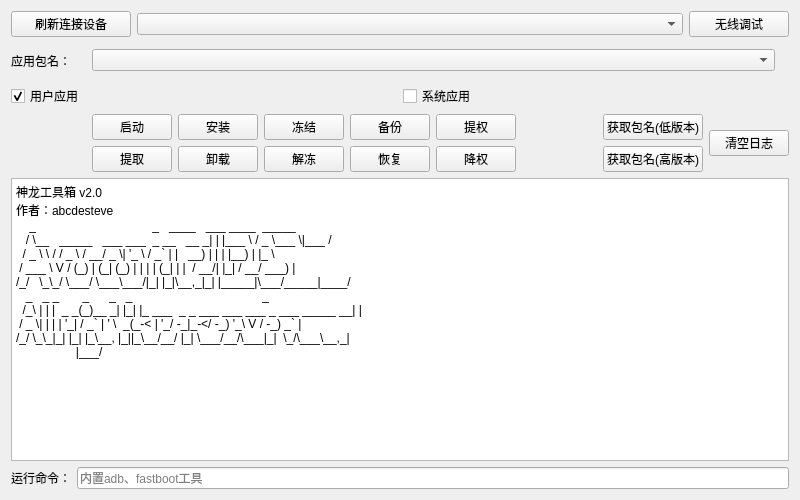
Above: plugins/aam/aam.ui from abcdesteve/Toolbox before the change. Below: the same form after it.
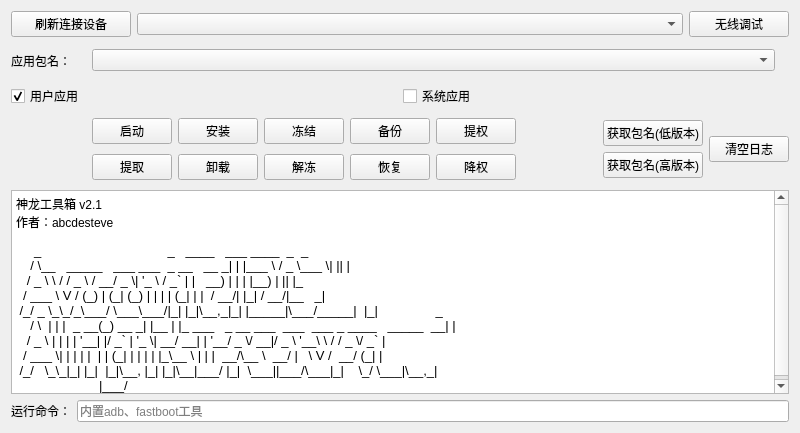
That is the form after the change. Custom widgets are drawn as their Qt base class.

What changed in the file:
```diff
--- a/plugins/aam/aam.ui
+++ b/plugins/aam/aam.ui
@@ -7,7 +7,7 @@
     <x>0</x>
     <y>0</y>
     <width>800</width>
-    <height>500</height>
+    <height>433</height>
    </rect>
   </property>
   <property name="acceptDrops">
@@ -16,7 +16,7 @@
   <property name="windowTitle">
    <string>Form</string>
   </property>
-  <layout class="QVBoxLayout" name="verticalLayout_2">
+  <layout class="QVBoxLayout" name="verticalLayout_3">
    <item>
     <layout class="QHBoxLayout" name="horizontalLayout_1">
      <item>
@@ -143,8 +143,15 @@
     </layout>
    </item>
    <item>
-    <layout class="QGridLayout" name="gridLayout">
-     <item row="0" column="1" rowspan="2">
+    <layout class="QHBoxLayout" name="horizontalLayout_4">
+     <item>
+      <layout class="QHBoxLayout" name="layout_device_info">
+       <property name="spacing">
+        <number>2</number>
+       </property>
+      </layout>
+     </item>
+     <item>
       <spacer name="horizontalSpacer">
        <property name="orientation">
         <enum>Qt::Horizontal</enum>
@@ -157,117 +164,194 @@
        </property>
       </spacer>
      </item>
-     <item row="0" column="2">
+     <item>
+      <widget class="ScrollArea" name="scrollArea">
+       <property name="sizePolicy">
+        <sizepolicy hsizetype="Preferred" vsizetype="Maximum">
+         <horstretch>0</horstretch>
+         <verstretch>0</verstretch>
+        </sizepolicy>
+       </property>
+       <property name="minimumSize">
+        <size>
+         <width>0</width>
+         <height>70</height>
+        </size>
+       </property>
+       <property name="maximumSize">
+        <size>
+         <width>16777215</width>
+         <height>70</height>
+        </size>
+       </property>
+       <property name="frameShape">
+        <enum>QFrame::NoFrame</enum>
+       </property>
+       <property name="frameShadow">
+        <enum>QFrame::Plain</enum>
+       </property>
+       <property name="lineWidth">
+        <number>0</number>
+       </property>
+       <property name="verticalScrollBarPolicy">
+        <enum>Qt::ScrollBarAlwaysOff</enum>
+       </property>
+       <property name="horizontalScrollBarPolicy">
+        <enum>Qt::ScrollBarAsNeeded</enum>
+       </property>
+       <property name="widgetResizable">
+        <bool>true</bool>
+       </property>
+       <widget class="QWidget" name="scrollAreaWidgetContents">
+        <property name="geometry">
+         <rect>
+          <x>0</x>
+          <y>0</y>
+          <width>399</width>
+          <height>70</height>
+         </rect>
+        </property>
+        <property name="styleSheet">
+         <string notr="true">QWidget#scrollAreaWidgetContents{background-color:transparent}</string>
+        </property>
+        <layout class="QGridLayout" name="gridLayout">
+         <property name="leftMargin">
+          <number>0</number>
+         </property>
+         <property name="topMargin">
+          <number>0</number>
+         </property>
+         <property name="rightMargin">
+          <number>0</number>
+         </property>
+         <property name="bottomMargin">
+          <number>0</number>
+         </property>
+         <item row="0" column="0">
       <widget class="PrimaryPushButton" name="btn_launch">
        <property name="text">
         <string>启动</string>
        </property>
       </widget>
      </item>
-     <item row="0" column="3">
+         <item row="0" column="1">
       <widget class="PrimaryPushButton" name="btn_install">
        <property name="text">
         <string>安装</string>
        </property>
       </widget>
      </item>
-     <item row="0" column="4">
+         <item row="0" column="2">
       <widget class="PrimaryPushButton" name="btn_freeze">
        <property name="text">
         <string>冻结</string>
        </property>
       </widget>
      </item>
-     <item row="0" column="5">
+         <item row="0" column="3">
       <widget class="PrimaryPushButton" name="btn_backup">
        <property name="text">
         <string>备份</string>
        </property>
       </widget>
      </item>
-     <item row="0" column="6">
+         <item row="0" column="4">
       <widget class="PrimaryPushButton" name="btn_grant_permission">
        <property name="text">
         <string>提权</string>
        </property>
       </widget>
      </item>
-     <item row="0" column="8">
-      <widget class="PrimaryPushButton" name="btn_getapp_low">
-       <property name="text">
-        <string>获取包名(低版本)</string>
-       </property>
-      </widget>
-     </item>
-     <item row="0" column="9" rowspan="2">
-      <widget class="PushButton" name="btn_clear">
-       <property name="text">
-        <string>清空日志</string>
-       </property>
-      </widget>
-     </item>
-     <item row="1" column="2">
+         <item row="1" column="0">
       <widget class="PrimaryPushButton" name="btn_extract">
        <property name="text">
         <string>提取</string>
        </property>
       </widget>
      </item>
-     <item row="1" column="3">
+         <item row="1" column="1">
       <widget class="PrimaryPushButton" name="btn_uninstall">
        <property name="text">
         <string>卸载</string>
        </property>
       </widget>
      </item>
-     <item row="1" column="4">
+         <item row="1" column="2">
       <widget class="PrimaryPushButton" name="btn_unfreeze">
        <property name="text">
         <string>解冻</string>
        </property>
       </widget>
      </item>
-     <item row="1" column="5">
+         <item row="1" column="3">
       <widget class="PrimaryPushButton" name="btn_restore">
        <property name="text">
         <string>恢复</string>
        </property>
       </widget>
      </item>
-     <item row="1" column="6">
+         <item row="1" column="4">
       <widget class="PrimaryPushButton" name="btn_revoke_permission">
        <property name="text">
         <string>降权</string>
        </property>
       </widget>
      </item>
-     <item row="1" column="8">
+        </layout>
+       </widget>
+      </widget>
+     </item>
+     <item>
+      <spacer name="horizontalSpacer_1">
+       <property name="orientation">
+        <enum>Qt::Horizontal</enum>
+       </property>
+       <property name="sizeHint" stdset="0">
+        <size>
+         <width>40</width>
+         <height>20</height>
+        </size>
+       </property>
+      </spacer>
+     </item>
+     <item>
+      <layout class="QVBoxLayout" name="verticalLayout_2">
+       <property name="spacing">
+        <number>0</number>
+       </property>
+       <item>
+        <widget class="PrimaryPushButton" name="btn_getapp_low">
+         <property name="text">
+          <string>获取包名(低版本)</string>
+         </property>
+        </widget>
+       </item>
+       <item>
       <widget class="PrimaryPushButton" name="btn_getapp_high">
        <property name="text">
         <string>获取包名(高版本)</string>
        </property>
       </widget>
      </item>
-     <item row="0" column="7" rowspan="2">
-      <spacer name="horizontalSpacer_1">
-       <property name="orientation">
-        <enum>Qt::Horizontal</enum>
-       </property>
-       <property name="sizeHint" stdset="0">
-        <size>
-         <width>40</width>
-         <height>20</height>
-        </size>
-       </property>
-      </spacer>
+      </layout>
      </item>
-     <item row="0" column="0" rowspan="2">
-      <layout class="QHBoxLayout" name="layout_device_info"/>
+     <item>
+      <widget class="PushButton" name="btn_clear">
+       <property name="text">
+        <string>清空日志</string>
+       </property>
+      </widget>
      </item>
     </layout>
    </item>
    <item>
     <widget class="TextEdit" name="textedit_log">
+     <property name="font">
+      <font>
+       <family>Arial</family>
+       <pointsize>10</pointsize>
+      </font>
+     </property>
      <property name="readOnly">
       <bool>true</bool>
      </property>
@@ -278,19 +362,19 @@
 hr { height: 1px; border-width: 0; }
 li.unchecked::marker { content: &quot;\2610&quot;; }
 li.checked::marker { content: &quot;\2612&quot;; }
-&lt;/style&gt;&lt;/head&gt;&lt;body style=&quot; font-family:'Microsoft YaHei UI'; font-size:9pt; font-weight:400; font-style:normal;&quot;&gt;
-&lt;p style=&quot; margin-top:0px; margin-bottom:0px; margin-left:0px; margin-right:0px; -qt-block-indent:0; text-indent:0px;&quot;&gt;&lt;span style=&quot; font-family:'FiraCode Nerd Font';&quot;&gt;神龙工具箱 v2.0&lt;/span&gt;&lt;/p&gt;
-&lt;p style=&quot; margin-top:0px; margin-bottom:0px; margin-left:0px; margin-right:0px; -qt-block-indent:0; text-indent:0px;&quot;&gt;&lt;span style=&quot; font-family:'FiraCode Nerd Font';&quot;&gt;作者：abcdesteve&lt;/span&gt;&lt;/p&gt;
-&lt;p style=&quot; margin-top:0px; margin-bottom:0px; margin-left:0px; margin-right:0px; -qt-block-indent:0; text-indent:0px;&quot;&gt;&lt;span style=&quot; font-family:'FiraCode Nerd Font';&quot;&gt;    _                                   _   ____   ___ ____  _____ &lt;/span&gt;&lt;/p&gt;
-&lt;p style=&quot; margin-top:0px; margin-bottom:0px; margin-left:0px; margin-right:0px; -qt-block-indent:0; text-indent:0px;&quot;&gt;&lt;span style=&quot; font-family:'FiraCode Nerd Font';&quot;&gt;   / \__   _____   ___ ___  _ __   __ _| | |___ \ / _ \___ \|___ / &lt;/span&gt;&lt;/p&gt;
-&lt;p style=&quot; margin-top:0px; margin-bottom:0px; margin-left:0px; margin-right:0px; -qt-block-indent:0; text-indent:0px;&quot;&gt;&lt;span style=&quot; font-family:'FiraCode Nerd Font';&quot;&gt;  / _ \ \ / / _ \ / __/ _ \| '_ \ / _` | |   __) | | | |__) | |_ \ &lt;/span&gt;&lt;/p&gt;
-&lt;p style=&quot; margin-top:0px; margin-bottom:0px; margin-left:0px; margin-right:0px; -qt-block-indent:0; text-indent:0px;&quot;&gt;&lt;span style=&quot; font-family:'FiraCode Nerd Font';&quot;&gt; / ___ \ V / (_) | (_| (_) | | | | (_| | |  / __/| |_| / __/ ___) |&lt;/span&gt;&lt;/p&gt;
-&lt;p style=&quot; margin-top:0px; margin-bottom:0px; margin-left:0px; margin-right:0px; -qt-block-indent:0; text-indent:0px;&quot;&gt;&lt;span style=&quot; font-family:'FiraCode Nerd Font';&quot;&gt;/_/   \_\_/ \___/ \___\___/|_| |_|\__,_|_| |_____|\___/_____|____/ &lt;/span&gt;&lt;/p&gt;
-&lt;p style=&quot; margin-top:0px; margin-bottom:0px; margin-left:0px; margin-right:0px; -qt-block-indent:0; text-indent:0px;&quot;&gt;&lt;span style=&quot; font-family:'FiraCode Nerd Font';&quot;&gt;   _   _ _       _      _   _                                       _ &lt;/span&gt;&lt;/p&gt;
-&lt;p style=&quot; margin-top:0px; margin-bottom:0px; margin-left:0px; margin-right:0px; -qt-block-indent:0; text-indent:0px;&quot;&gt;&lt;span style=&quot; font-family:'FiraCode Nerd Font';&quot;&gt;  /_\ | | |  _ _(_)__ _| |_| |_ ___  _ _ ___ ___ ___ _ ___ _____ __| |&lt;/span&gt;&lt;/p&gt;
-&lt;p style=&quot; margin-top:0px; margin-bottom:0px; margin-left:0px; margin-right:0px; -qt-block-indent:0; text-indent:0px;&quot;&gt;&lt;span style=&quot; font-family:'FiraCode Nerd Font';&quot;&gt; / _ \| | | | '_| / _` | ' \  _(_-&amp;lt; | '_/ -_|_-&amp;lt;/ -_) '_\ V / -_) _` |&lt;/span&gt;&lt;/p&gt;
-&lt;p style=&quot; margin-top:0px; margin-bottom:0px; margin-left:0px; margin-right:0px; -qt-block-indent:0; text-indent:0px;&quot;&gt;&lt;span style=&quot; font-family:'FiraCode Nerd Font';&quot;&gt;/_/ \_\_|_| |_| |_\__, |_||_\__/__/ |_| \___/__/\___|_|  \_/\___\__,_|&lt;/span&gt;&lt;/p&gt;
-&lt;p style=&quot; margin-top:0px; margin-bottom:0px; margin-left:0px; margin-right:0px; -qt-block-indent:0; text-indent:0px;&quot;&gt;&lt;span style=&quot; font-family:'FiraCode Nerd Font';&quot;&gt;                  |___/                                               &lt;/span&gt;&lt;/p&gt;&lt;/body&gt;&lt;/html&gt;</string>
+&lt;/style&gt;&lt;/head&gt;&lt;body style=&quot; font-family:'Arial'; font-size:10pt; font-weight:400; font-style:normal;&quot;&gt;
+&lt;p style=&quot; margin-top:0px; margin-bottom:0px; margin-left:0px; margin-right:0px; -qt-block-indent:0; text-indent:0px;&quot;&gt;&lt;span style=&quot; font-family:'FiraCode Nerd Font'; font-size:9pt;&quot;&gt;神龙工具箱 v2.1&lt;/span&gt;&lt;/p&gt;
+&lt;p style=&quot; margin-top:0px; margin-bottom:0px; margin-left:0px; margin-right:0px; -qt-block-indent:0; text-indent:0px;&quot;&gt;&lt;span style=&quot; font-family:'FiraCode Nerd Font'; font-size:9pt;&quot;&gt;作者：abcdesteve&lt;/span&gt;&lt;/p&gt;
+&lt;p style=&quot; margin-top:12px; margin-bottom:0px; margin-left:0px; margin-right:0px; -qt-block-indent:0; text-indent:0px;&quot;&gt;&lt;span style=&quot; font-family:'Courier New';&quot;&gt;     _                                   _   ____   ___ ____  _  _                   &lt;/span&gt;&lt;/p&gt;
+&lt;p style=&quot; margin-top:0px; margin-bottom:0px; margin-left:0px; margin-right:0px; -qt-block-indent:0; text-indent:0px;&quot;&gt;&lt;span style=&quot; font-family:'Courier New';&quot;&gt;    / \__   _____   ___ ___  _ __   __ _| | |___ \ / _ \___ \| || |                  &lt;/span&gt;&lt;/p&gt;
+&lt;p style=&quot; margin-top:0px; margin-bottom:0px; margin-left:0px; margin-right:0px; -qt-block-indent:0; text-indent:0px;&quot;&gt;&lt;span style=&quot; font-family:'Courier New';&quot;&gt;   / _ \ \ / / _ \ / __/ _ \| '_ \ / _` | |   __) | | | |__) | || |_                 &lt;/span&gt;&lt;/p&gt;
+&lt;p style=&quot; margin-top:0px; margin-bottom:0px; margin-left:0px; margin-right:0px; -qt-block-indent:0; text-indent:0px;&quot;&gt;&lt;span style=&quot; font-family:'Courier New';&quot;&gt;  / ___ \ V / (_) | (_| (_) | | | | (_| | |  / __/| |_| / __/|__   _|                &lt;/span&gt;&lt;/p&gt;
+&lt;p style=&quot; margin-top:0px; margin-bottom:0px; margin-left:0px; margin-right:0px; -qt-block-indent:0; text-indent:0px;&quot;&gt;&lt;span style=&quot; font-family:'Courier New';&quot;&gt; /_/ _ \_\_/_\___/ \___\___/|_| |_|\__,_|_| |_____|\___/_____|  |_|                _ &lt;/span&gt;&lt;/p&gt;
+&lt;p style=&quot; margin-top:0px; margin-bottom:0px; margin-left:0px; margin-right:0px; -qt-block-indent:0; text-indent:0px;&quot;&gt;&lt;span style=&quot; font-family:'Courier New';&quot;&gt;    / \  | | |  _ __(_) __ _| |__ | |_ ___   _ __ ___  ___  ___ _ ____   _____  __| |&lt;/span&gt;&lt;/p&gt;
+&lt;p style=&quot; margin-top:0px; margin-bottom:0px; margin-left:0px; margin-right:0px; -qt-block-indent:0; text-indent:0px;&quot;&gt;&lt;span style=&quot; font-family:'Courier New';&quot;&gt;   / _ \ | | | | '__| |/ _` | '_ \| __/ __| | '__/ _ \/ __|/ _ \ '__\ \ / / _ \/ _` |&lt;/span&gt;&lt;/p&gt;
+&lt;p style=&quot; margin-top:0px; margin-bottom:0px; margin-left:0px; margin-right:0px; -qt-block-indent:0; text-indent:0px;&quot;&gt;&lt;span style=&quot; font-family:'Courier New';&quot;&gt;  / ___ \| | | | |  | | (_| | | | | |_\__ \ | | |  __/\__ \  __/ |   \ V /  __/ (_| |&lt;/span&gt;&lt;/p&gt;
+&lt;p style=&quot; margin-top:0px; margin-bottom:0px; margin-left:0px; margin-right:0px; -qt-block-indent:0; text-indent:0px;&quot;&gt;&lt;span style=&quot; font-family:'Courier New';&quot;&gt; /_/   \_\_|_| |_|  |_|\__, |_| |_|\__|___/ |_|  \___||___/\___|_|    \_/ \___|\__,_|&lt;/span&gt;&lt;/p&gt;
+&lt;p style=&quot; margin-top:0px; margin-bottom:0px; margin-left:0px; margin-right:0px; -qt-block-indent:0; text-indent:0px;&quot;&gt;&lt;span style=&quot; font-family:'Courier New';&quot;&gt;                       |___/                                                         &lt;/span&gt;&lt;/p&gt;&lt;/body&gt;&lt;/html&gt;</string>
      </property>
     </widget>
    </item>
@@ -353,6 +437,12 @@
    <extends>QCheckBox</extends>
    <header>qfluentwidgets</header>
   </customwidget>
+  <customwidget>
+   <class>ScrollArea</class>
+   <extends>QScrollArea</extends>
+   <header>qfluentwidgets</header>
+   <container>1</container>
+  </customwidget>
  </customwidgets>
  <tabstops>
   <tabstop>btn_device</tabstop>
```
Left out of the diff: 37 changed lines with no effect on the pictures. Lines whose indentation alone changed are shown as unchanged.
